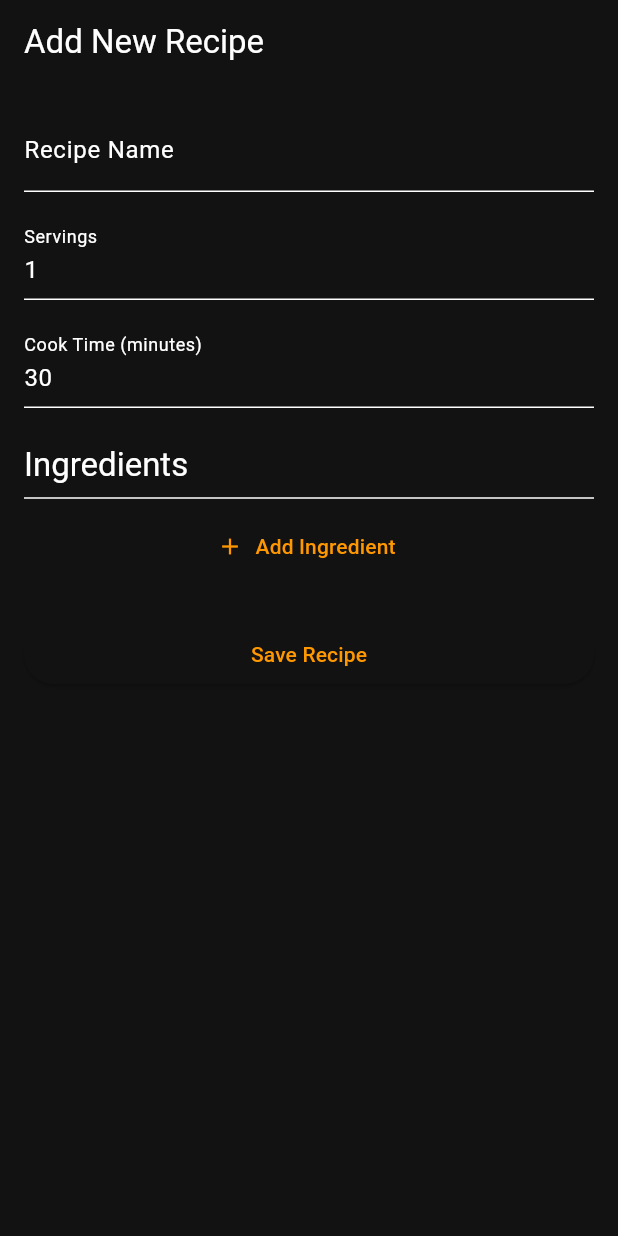
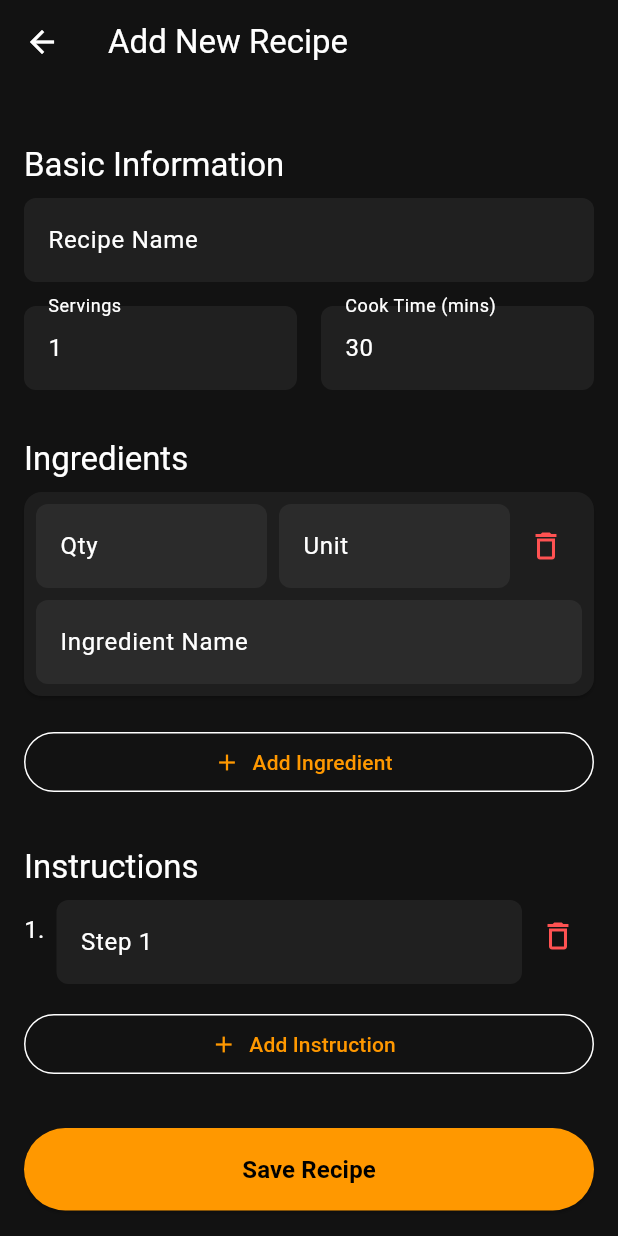
Before and after one commit to daphne-i/suvai-app, a Flutter app: the screen it shows after launch, after a tap on the "add" icon, on a phone screen of 412 x 824 dp. Run offline on Flutter 3.47's test engine with Material 3 defaults, Android fonts, the phone set to English and light mode, and no system bars; our stand-ins replace equatable, flutter_bloc, go_router, sqflite, sqflite_common_ffi; accounts and stored records are empty.

Commit message:
Add recipe screen - save, layout re-defined

```diff
--- a/lib/data/models/recipe_model.dart
+++ b/lib/data/models/recipe_model.dart
@@ -4,7 +4,7 @@ import 'ingredient_model.dart';
 class Recipe extends Equatable {
   final int? id;
   final String name;
-  final String? imagePath;
+  final String? imagePath; // Local file path
   final int servings;
   final int cookTimeMinutes;
   final List<Ingredient> ingredients;
@@ -22,6 +22,38 @@ class Recipe extends Equatable {
     required this.tags,
   });
 
+  // --- ADD THIS ENTIRE METHOD ---
+  Recipe copyWith({
+    int? id,
+    String? name,
+    String? imagePath,
+    int? servings,
+    int? cookTimeMinutes,
+    List<Ingredient>? ingredients,
+    List<String>? instructions,
+    List<String>? tags,
+  }) {
+    return Recipe(
+      id: id ?? this.id,
+      name: name ?? this.name,
+      imagePath: imagePath ?? this.imagePath,
+      servings: servings ?? this.servings,
+      cookTimeMinutes: cookTimeMinutes ?? this.cookTimeMinutes,
+      ingredients: ingredients ?? this.ingredients,
+      instructions: instructions ?? this.instructions,
+      tags: tags ?? this.tags,
+    );
+  }
+
   @override
-  List<Object?> get props => [id, name, imagePath, servings, cookTimeMinutes, ingredients, instructions, tags];
+  List<Object?> get props => [
+    id,
+    name,
+    imagePath,
+    servings,
+    cookTimeMinutes,
+    ingredients,
+    instructions,
+    tags
+  ];
 }
--- a/lib/features/recipe_book/views/add_edit_recipe_screen.dart
+++ b/lib/features/recipe_book/views/add_edit_recipe_screen.dart
@@ -4,6 +4,8 @@ import 'package:go_router/go_router.dart';
 import 'package:suvai/data/models/ingredient_model.dart';
 import 'package:suvai/data/models/recipe_model.dart';
 import 'package:suvai/data/repositories/recipe_repository.dart';
+
+import '../cubit/recipe_list_cubit.dart';
 
 // A simple Cubit to manage the form's state directly in the UI file for simplicity.
 class RecipeFormCubit extends Cubit<Recipe> {
@@ -14,8 +16,8 @@ class RecipeFormCubit extends Cubit<Recipe> {
         name: '',
         servings: 1,
         cookTimeMinutes: 30,
-        ingredients: [],
-        instructions: [],
+        ingredients: [Ingredient(quantity: 0, unit: '', name: '')], // Start with one empty ingredient
+        instructions: [''], // Start with one empty instruction
         tags: [],
       ));
 
@@ -32,39 +34,56 @@ class RecipeFormCubit extends Cubit<Recipe> {
     ));
   }
 
+// --- INGREDIENT METHODS ---
   void addIngredient() {
     final newIngredients = List<Ingredient>.from(state.ingredients)
-      ..add(const Ingredient(quantity: 1, unit: 'pcs', name: ''));
-    emit(Recipe(
-      id: state.id, name: state.name, servings: state.servings, cookTimeMinutes: state.cookTimeMinutes,
-      ingredients: newIngredients, // updated list
-      instructions: state.instructions, tags: state.tags, imagePath: state.imagePath,
-    ));
+      ..add(const Ingredient(quantity: 0, unit: '', name: ''));
+    emit(state.copyWith(ingredients: newIngredients));
   }
 
-  void updateIngredient(int index, Ingredient ingredient) {
+  void updateIngredient(int index, {double? quantity, String? unit, String? name, String? prep}) {
     final newIngredients = List<Ingredient>.from(state.ingredients);
-    newIngredients[index] = ingredient;
-    emit(Recipe(
-      id: state.id, name: state.name, servings: state.servings, cookTimeMinutes: state.cookTimeMinutes,
-      ingredients: newIngredients, // updated list
-      instructions: state.instructions, tags: state.tags, imagePath: state.imagePath,
-    ));
+    final old = newIngredients[index];
+    newIngredients[index] = Ingredient(
+        id: old.id,
+        recipeId: old.recipeId,
+        quantity: quantity ?? old.quantity,
+        unit: unit ?? old.unit,
+        name: name ?? old.name,
+        preparation: prep ?? old.preparation);
+    emit(state.copyWith(ingredients: newIngredients));
   }
 
   void removeIngredient(int index) {
     final newIngredients = List<Ingredient>.from(state.ingredients)..removeAt(index);
-    emit(Recipe(
-      id: state.id, name: state.name, servings: state.servings, cookTimeMinutes: state.cookTimeMinutes,
-      ingredients: newIngredients, // updated list
-      instructions: state.instructions, tags: state.tags, imagePath: state.imagePath,
-    ));
+    emit(state.copyWith(ingredients: newIngredients));
   }
 
-  // Similar methods for instructions can be added here.
+  // --- INSTRUCTION METHODS ---
+  void addInstruction() {
+    final newInstructions = List<String>.from(state.instructions)..add('');
+    emit(state.copyWith(instructions: newInstructions));
+  }
+
+  void updateInstruction(int index, String text) {
+    final newInstructions = List<String>.from(state.instructions);
+    newInstructions[index] = text;
+    emit(state.copyWith(instructions: newInstructions));
+  }
+
+  void removeInstruction(int index) {
+    final newInstructions = List<String>.from(state.instructions)..removeAt(index);
+    emit(state.copyWith(instructions: newInstructions));
+  }
+
 
   Future<void> saveRecipe() async {
-    await _recipeRepository.insertRecipe(state);
+    // Filter out empty ingredients/instructions before saving
+    final cleanRecipe = state.copyWith(
+      ingredients: state.ingredients.where((i) => i.name.trim().isNotEmpty).toList(),
+      instructions: state.instructions.where((i) => i.trim().isNotEmpty).toList(),
+    );
+    await _recipeRepository.insertRecipe(cleanRecipe);
   }
 }
 
@@ -82,18 +101,18 @@ class AddEditRecipeScreen extends StatelessWidget {
   Widget build(BuildContext context) {
     return BlocProvider(
       create: (context) => RecipeFormCubit(recipeRepository, recipe),
-      child: BlocListener<RecipeFormCubit, Recipe>(
-        listener: (context, state) {
-          // Can show success/error snackbars here
-        },
       child: Scaffold(
         appBar: AppBar(
           title: Text(recipe == null ? 'Add New Recipe' : 'Edit Recipe'),
+          backgroundColor: Theme.of(context).scaffoldBackgroundColor,
         ),
-          body: SingleChildScrollView(
+        body: BlocBuilder<RecipeFormCubit, Recipe>(
+          builder: (context, state) {
+            return SingleChildScrollView(
               padding: const EdgeInsets.all(16.0),
-            child: _RecipeForm(),
-          ),
+              child: _RecipeForm(recipe: state),
+            );
+          },
         ),
       ),
     );
@@ -101,74 +120,195 @@ class AddEditRecipeScreen extends StatelessWidget {
 }
 
 class _RecipeForm extends StatelessWidget {
+  final Recipe recipe;
+  const _RecipeForm({required this.recipe});
+
   @override
   Widget build(BuildContext context) {
-    final cubit = context.watch<RecipeFormCubit>();
-    final recipe = cubit.state;
+    final cubit = context.read<RecipeFormCubit>();
 
-    return Column(
+    return Form(
+      child: Column(
         crossAxisAlignment: CrossAxisAlignment.stretch,
         children: [
-        TextFormField(
+          // We will add the image picker here later
+          const SizedBox(height: 16),
+
+          // --- Basic Info Section ---
+          _buildSectionTitle(context, 'Basic Information'),
+          _buildStyledTextFormField(
             initialValue: recipe.name,
-          decoration: const InputDecoration(labelText: 'Recipe Name'),
+            labelText: 'Recipe Name',
             onChanged: (value) => cubit.updateField(name: value),
           ),
           const SizedBox(height: 16),
-        TextFormField(
+          Row(
+            children: [
+              Expanded(
+                child: _buildStyledTextFormField(
                   initialValue: recipe.servings.toString(),
-          decoration: const InputDecoration(labelText: 'Servings'),
+                  labelText: 'Servings',
                   keyboardType: TextInputType.number,
                   onChanged: (value) => cubit.updateField(servings: int.tryParse(value) ?? 1),
                 ),
-        const SizedBox(height: 16),
-        TextFormField(
+              ),
+              const SizedBox(width: 16),
+              Expanded(
+                child: _buildStyledTextFormField(
                   initialValue: recipe.cookTimeMinutes.toString(),
-          decoration: const InputDecoration(labelText: 'Cook Time (minutes)'),
+                  labelText: 'Cook Time (mins)',
                   keyboardType: TextInputType.number,
                   onChanged: (value) => cubit.updateField(cookTimeMinutes: int.tryParse(value) ?? 0),
                 ),
+              ),
+            ],
+          ),
           const SizedBox(height: 24),
-        Text('Ingredients', style: Theme.of(context).textTheme.titleLarge),
-        const Divider(),
-        ListView.builder(
-          shrinkWrap: true,
-          physics: const NeverScrollableScrollPhysics(),
-          itemCount: recipe.ingredients.length,
-          itemBuilder: (context, index) {
-            final ingredient = recipe.ingredients[index];
-            return Row(
+
+          // --- Ingredients Section ---
+          _buildSectionTitle(context, 'Ingredients'),
+          ..._buildIngredientsInputs(context, recipe.ingredients, cubit),
+          const SizedBox(height: 8),
+          OutlinedButton.icon(
+            icon: const Icon(Icons.add),
+            label: const Text('Add Ingredient'),
+            onPressed: () => cubit.addIngredient(),
+          ),
+          const SizedBox(height: 24),
+
+          // --- Instructions Section ---
+          _buildSectionTitle(context, 'Instructions'),
+          ..._buildInstructionsInputs(context, recipe.instructions, cubit),
+          const SizedBox(height: 8),
+          OutlinedButton.icon(
+            icon: const Icon(Icons.add),
+            label: const Text('Add Instruction'),
+            onPressed: () => cubit.addInstruction(),
+          ),
+          const SizedBox(height: 32),
+
+          // --- Save Button ---
+          ElevatedButton(
+            style: ElevatedButton.styleFrom(
+              padding: const EdgeInsets.symmetric(vertical: 16),
+              backgroundColor: Theme.of(context).colorScheme.primary,
+              foregroundColor: Colors.black,
+            ),
+            onPressed: () async {
+              await cubit.saveRecipe();
+              if (context.mounted) {
+                context.pop();
+              }
+            },
+            child: const Text('Save Recipe', style: TextStyle(fontSize: 16, fontWeight: FontWeight.bold)),
+          ),
+        ],
+      ),
+    );
+  }
+
+  Widget _buildSectionTitle(BuildContext context, String title) {
+    return Padding(
+      padding: const EdgeInsets.symmetric(vertical: 8.0),
+      child: Text(title, style: Theme.of(context).textTheme.titleLarge),
+    );
+  }
+
+  List<Widget> _buildIngredientsInputs(BuildContext context, List<Ingredient> ingredients, RecipeFormCubit cubit) {
+    return List.generate(ingredients.length, (index) {
+      final ingredient = ingredients[index];
+      return Card(
+        margin: const EdgeInsets.only(bottom: 12),
+        child: Padding(
+          padding: const EdgeInsets.all(8.0),
+          child: Column(
             children: [
-                Expanded(child: TextFormField(initialValue: ingredient.quantity.toString())),
+              Row(
+                crossAxisAlignment: CrossAxisAlignment.center,
+                children: [
+                  Expanded(
+                    child: _buildStyledTextFormField(
+                      initialValue: ingredient.quantity != 0 ? ingredient.quantity.toString() : '',
+                      labelText: 'Qty',
+                      keyboardType: TextInputType.number,
+                      onChanged: (v) => cubit.updateIngredient(index, quantity: double.tryParse(v) ?? 0),
+                    ),
+                  ),
                   const SizedBox(width: 8),
-                Expanded(child: TextFormField(initialValue: ingredient.unit)),
-                const SizedBox(width: 8),
-                Expanded(flex: 2, child: TextFormField(initialValue: ingredient.name)),
+                  Expanded(
+                    child: _buildStyledTextFormField(
+                      initialValue: ingredient.unit,
+                      labelText: 'Unit',
+                      onChanged: (v) => cubit.updateIngredient(index, unit: v),
+                    ),
+                  ),
                   IconButton(
                     icon: const Icon(Icons.delete_outline, color: Colors.redAccent),
                     onPressed: () => cubit.removeIngredient(index),
                   ),
                 ],
-            );
-          },
               ),
-        TextButton.icon(
-          icon: const Icon(Icons.add),
-          label: const Text('Add Ingredient'),
-          onPressed: () => cubit.addIngredient(),
-        ),
-        const SizedBox(height: 24),
-        ElevatedButton(
-          child: const Text('Save Recipe'),
-          onPressed: () async {
-            await context.read<RecipeFormCubit>().saveRecipe();
-            if (context.mounted) {
-              // Go back to the home screen
-              context.go('/');
-            }
-          },
+              const SizedBox(height: 8),
+              _buildStyledTextFormField(
+                initialValue: ingredient.name,
+                labelText: 'Ingredient Name',
+                onChanged: (v) => cubit.updateIngredient(index, name: v),
               ),
             ],
+          ),
+        ),
+      );
+    });
+  }
+
+  List<Widget> _buildInstructionsInputs(BuildContext context, List<String> instructions, RecipeFormCubit cubit) {
+    return List.generate(instructions.length, (index) {
+      return Padding(
+        padding: const EdgeInsets.only(bottom: 8.0),
+        child: Row(
+          crossAxisAlignment: CrossAxisAlignment.start,
+          children: [
+            Text('${index + 1}.', style: const TextStyle(fontSize: 16, height: 2.5)),
+            const SizedBox(width: 8),
+            Expanded(
+              child: _buildStyledTextFormField(
+                initialValue: instructions[index],
+                labelText: 'Step ${index + 1}',
+                maxLines: null, // Allows multiline
+                onChanged: (v) => cubit.updateInstruction(index, v),
+              ),
+            ),
+            IconButton(
+              icon: const Icon(Icons.delete_outline, color: Colors.redAccent),
+              onPressed: () => cubit.removeInstruction(index),
+            ),
+          ],
+        ),
+      );
+    });
+  }
+
+  Widget _buildStyledTextFormField({
+    String? initialValue,
+    String? labelText,
+    void Function(String)? onChanged,
+    TextInputType? keyboardType,
+    int? maxLines = 1,
+  }) {
+    return TextFormField(
+      initialValue: initialValue,
+      decoration: InputDecoration(
+        labelText: labelText,
+        filled: true,
+        fillColor: Colors.grey.withOpacity(0.1),
+        border: OutlineInputBorder(
+          borderRadius: BorderRadius.circular(8),
+          borderSide: BorderSide.none,
+        ),
+      ),
+      keyboardType: keyboardType,
+      maxLines: maxLines,
+      onChanged: onChanged,
     );
   }
 }
--- a/lib/features/recipe_book/views/recipe_list_screen.dart
+++ b/lib/features/recipe_book/views/recipe_list_screen.dart
@@ -11,12 +11,27 @@ class RecipeListScreen extends StatelessWidget {
 
   @override
   Widget build(BuildContext context) {
+    // RecipeListScreen is now ONLY responsible for CREATING the provider.
     return BlocProvider(
       create: (context) => RecipeListCubit(
         RepositoryProvider.of<RecipeRepository>(context),
       )..loadRecipes(),
-      child: Scaffold(
-        // We remove the AppBar to have more control over the layout
+      // Its child is the new widget that will build the UI.
+      child: const _RecipeListView(),
+    );
+  }
+}
+
+
+// --- NEW PRIVATE WIDGET FOR THE UI ---
+// This widget's BuildContext is a DESCENDANT of the BlocProvider,
+// so it can successfully find and use the RecipeListCubit.
+class _RecipeListView extends StatelessWidget {
+  const _RecipeListView();
+
+  @override
+  Widget build(BuildContext context) {
+    return Scaffold(
       body: SafeArea(
         child: Padding(
           padding: const EdgeInsets.symmetric(horizontal: 16.0),
@@ -24,14 +39,11 @@ class RecipeListScreen extends StatelessWidget {
             crossAxisAlignment: CrossAxisAlignment.start,
             children: [
               const SizedBox(height: 16),
-                // Main Title
               Text(
                 'My Recipes (சுவை)',
                 style: Theme.of(context).textTheme.headlineMedium?.copyWith(fontWeight: FontWeight.bold),
               ),
               const SizedBox(height: 16),
-
-                // --- NEW SEARCH BAR WIDGET ---
               TextField(
                 decoration: InputDecoration(
                   hintText: 'Search recipes...',
@@ -44,25 +56,19 @@ class RecipeListScreen extends StatelessWidget {
                   ),
                 ),
                 onChanged: (value) {
-                    // Connects the search bar to our cubit
                   context.read<RecipeListCubit>().searchQueryChanged(value);
                 },
               ),
               const SizedBox(height: 16),
-
-                // --- GRID VIEW ---
               Expanded(
                 child: BlocBuilder<RecipeListCubit, RecipeListState>(
                   builder: (context, state) {
                     if (state.status == RecipeListStatus.loading) {
                       return const Center(child: CircularProgressIndicator());
                     }
-
                     if (state.status == RecipeListStatus.failure) {
                       return Center(child: Text('Failed to load recipes: ${state.errorMessage}'));
                     }
-
-                      // Check the filtered list now
                     if (state.filteredRecipes.isEmpty) {
                       return const Center(
                         child: Text(
@@ -71,16 +77,14 @@ class RecipeListScreen extends StatelessWidget {
                         ),
                       );
                     }
-
                     return GridView.builder(
-                        padding: const EdgeInsets.only(bottom: 80.0), // Space for FAB
+                      padding: const EdgeInsets.only(bottom: 80.0),
                       gridDelegate: const SliverGridDelegateWithFixedCrossAxisCount(
                         crossAxisCount: 2,
                         crossAxisSpacing: 12.0,
                         mainAxisSpacing: 12.0,
                         childAspectRatio: 0.8,
                       ),
-                        // Use the filtered list for the UI
                       itemCount: state.filteredRecipes.length,
                       itemBuilder: (context, index) {
                         final recipe = state.filteredRecipes[index];
@@ -95,17 +99,19 @@ class RecipeListScreen extends StatelessWidget {
         ),
       ),
       floatingActionButton: FloatingActionButton(
-          onPressed: () {
-            GoRouter.of(context).go('/add-recipe');
+        onPressed: () async {
+          // This context now correctly belongs to _RecipeListView
+          // and can find the provider.
+          await context.push('/add-recipe');
+          context.read<RecipeListCubit>().loadRecipes();
         },
         child: const Icon(Icons.add, size: 32),
-        ),
       ),
     );
   }
 }
 
-// The _RecipeCard widget remains unchanged from the previous step
+// _RecipeCard widget remains the same
 class _RecipeCard extends StatelessWidget {
   const _RecipeCard({required this.recipe});
 
```
Lines whose indentation alone changed are shown as unchanged.
